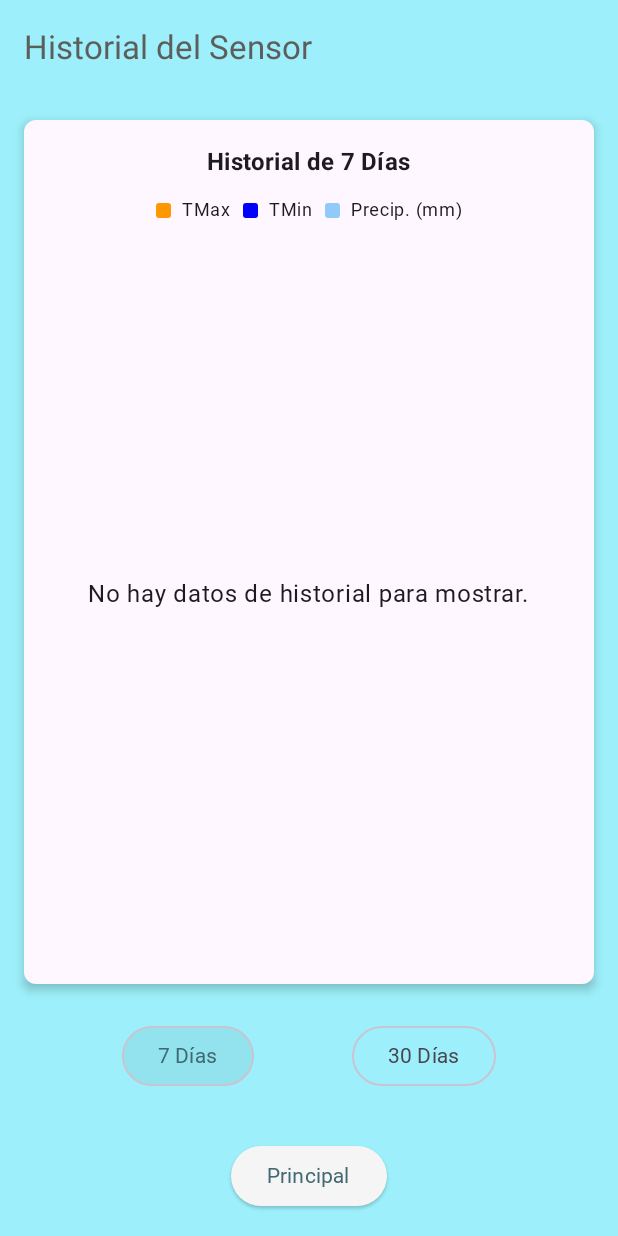
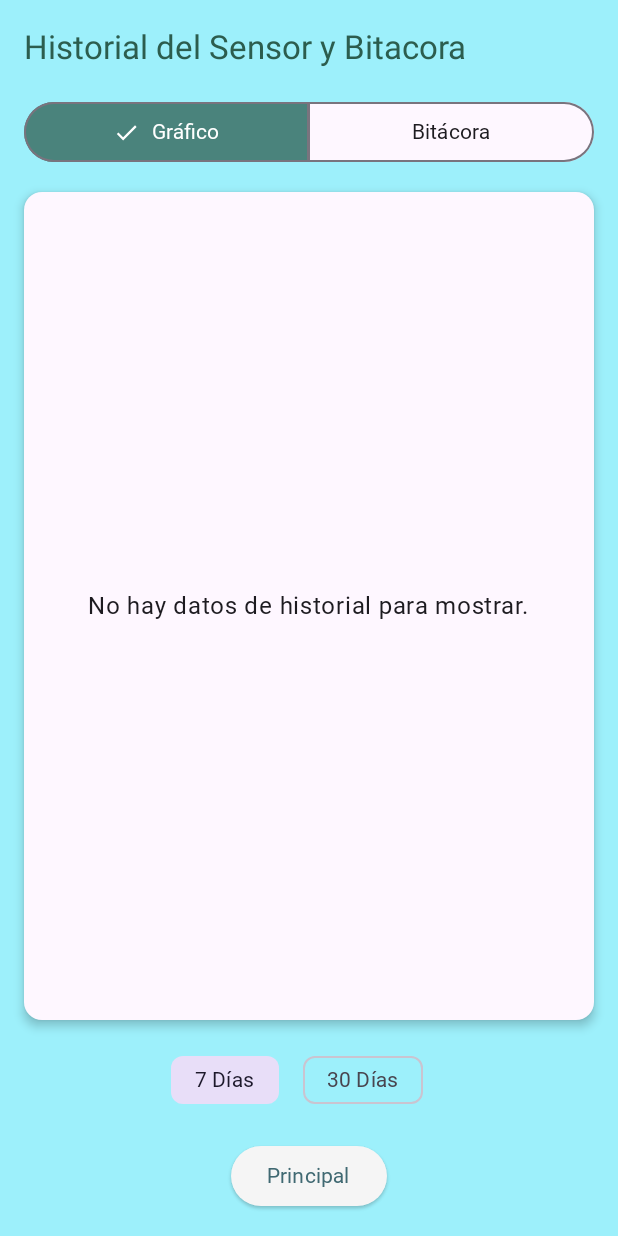
Before and after one commit to ELIDAN17/AURORA_SOS, an Android app built with Jetpack Compose: the SensorHistorialScreen screen opened through its navigation route, on a phone screen of 412 x 824 dp. Run offline under Robolectric (Android 15) with nearby library versions, the phone set to English and light mode, and no system bars; our stand-ins replace Firebase (no records; nobody signed in at launch, a user with empty details on screens opened directly); Roboto replaces fonts that are not available here.

Commit message:
Actualizacion V.2.5 modo white and dark

```diff
--- a/app/src/main/java/com/example/aurora_sos/HistorialData.kt
+++ b/app/src/main/java/com/example/aurora_sos/HistorialData.kt
@@ -5,6 +5,7 @@ import java.time.LocalDateTime
 // --- MODELOS DE DATOS COMUNES PARA GRÁFICOS ---
 
 data class HistorialEntry(
+    val fecha: String, // ¡AÑADIDO! La fecha es necesaria
     val tmin: Double,
     val tmax: Double,
     val precip: Double,
@@ -45,9 +46,4 @@ enum class RangoTiempoSensor(val texto: String, val dias: Long) {
     TREINTA_DIAS("30 Días", 30)
 }
 
-data class SensorHistorialUiState(
-    val isLoading: Boolean = true,
-    val rangoSeleccionado: RangoTiempoSensor = RangoTiempoSensor.SIETE_DIAS,
-    val datosGrafico: DatosGrafico = DatosGrafico.Vacio,
-    val error: String? = null
-)
+// Se elimina SensorHistorialUiState ya que no se usa directamente aquí
--- a/app/src/main/java/com/example/aurora_sos/SensorHistorialScreen.kt
+++ b/app/src/main/java/com/example/aurora_sos/SensorHistorialScreen.kt
@@ -1,14 +1,15 @@
 package com.example.aurora_sos
 
 import android.app.Application
+import androidx.compose.animation.AnimatedContent
 import androidx.compose.foundation.Canvas
 import androidx.compose.foundation.background
 import androidx.compose.foundation.layout.*
+import androidx.compose.foundation.lazy.LazyColumn
+import androidx.compose.foundation.lazy.items
 import androidx.compose.foundation.shape.RoundedCornerShape
 import androidx.compose.material3.*
-import androidx.compose.runtime.Composable
-import androidx.compose.runtime.collectAsState
-import androidx.compose.runtime.getValue
+import androidx.compose.runtime.*
 import androidx.compose.ui.Alignment
 import androidx.compose.ui.Modifier
 import androidx.compose.ui.geometry.Offset
@@ -27,8 +28,15 @@ import androidx.compose.ui.unit.dp
 import androidx.compose.ui.unit.sp
 import androidx.lifecycle.viewmodel.compose.viewModel
 import androidx.navigation.NavController
+import java.time.LocalDateTime
 import java.time.format.DateTimeFormatter
+import java.time.format.FormatStyle
 import kotlin.math.roundToInt
+
+private enum class HistorialVista(val texto: String) {
+    GRAFICO("Gráfico"),
+    BITACORA("Bitácora")
+}
 
 @OptIn(ExperimentalMaterial3Api::class)
 @Composable
@@ -37,129 +45,20 @@ fun SensorHistorialScreen(
     viewModel: SensorHistorialViewModel = viewModel(factory = ViewModelFactory(LocalContext.current.applicationContext as Application))
 ) {
     val uiState by viewModel.uiState.collectAsState()
-
-    val colorLineaTMax = Color(0xFFFF9800)
-    val colorLineaTMin = Color.Blue
-    val colorBarraPrecip = Color(0xFF90CAF9)
-    val etiquetaTextColor = MaterialTheme.colorScheme.onSurface
+    var vistaSeleccionada by remember { mutableStateOf(HistorialVista.GRAFICO) }
 
     Scaffold(
         topBar = {
             TopAppBar(
-                title = { Text("Historial del Sensor", color = MaterialTheme.colorScheme.onBackground) },
+                title = { Text("Historial del Sensor y Bitacora", color = MaterialTheme.colorScheme.onBackground) },
                 colors = TopAppBarDefaults.topAppBarColors(containerColor = MaterialTheme.colorScheme.background)
             )
-        }
-    ) { paddingValues ->
-        Column(
-            modifier = Modifier
-                .fillMaxSize()
-                .background(MaterialTheme.colorScheme.background)
-                .padding(paddingValues)
-                .padding(horizontal = 16.dp),
-            horizontalAlignment = Alignment.CenterHorizontally
-        ) {
-
-            Spacer(modifier = Modifier.height(16.dp))
-
-            Card(
-                modifier = Modifier
-                    .fillMaxWidth()
-                    .weight(1f),
-                shape = RoundedCornerShape(8.dp),
-                colors = CardDefaults.cardColors(containerColor = MaterialTheme.colorScheme.surface),
-                elevation = CardDefaults.cardElevation(defaultElevation = 4.dp)
-            ) {
-                Column(
-                    modifier = Modifier.fillMaxSize(),
-                    horizontalAlignment = Alignment.CenterHorizontally
-                ) {
-                    Text(
-                        text = "Historial de ${uiState.rangoSeleccionado.texto}",
-                        style = MaterialTheme.typography.titleMedium,
-                        fontWeight = FontWeight.Bold,
-                        color = MaterialTheme.colorScheme.onSurface,
-                        modifier = Modifier.padding(top = 16.dp)
-                    )
-
-                    Spacer(modifier = Modifier.height(8.dp))
-
-                    GraficoLeyendaHistorial(tmaxColor = colorLineaTMax, tminColor = colorLineaTMin, precipColor = colorBarraPrecip, textColor = etiquetaTextColor)
-
-                    Box(
-                        modifier = Modifier
-                            .fillMaxSize()
-                            .padding(start = 8.dp, end = 8.dp, top = 16.dp, bottom = 32.dp),
-                        contentAlignment = Alignment.Center
-                    ) {
-                        when {
-                            uiState.isLoading -> {
-                                CircularProgressIndicator()
-                            }
-                            uiState.error != null -> {
-                                Text(
-                                    text = uiState.error ?: "Error desconocido",
-                                    color = MaterialTheme.colorScheme.error,
-                                    textAlign = TextAlign.Center,
-                                    modifier = Modifier.padding(16.dp)
-                                )
-                            }
-                            else -> {
-                                when (val datos = uiState.datosGrafico) {
-                                    is DatosGrafico.Historial -> {
-                                        if (datos.datos.isNotEmpty()) {
-                                            GraficoLineasHistorial(
-                                                modifier = Modifier.fillMaxSize(),
-                                                datosHistorial = datos.datos,
-                                                etiquetasX = datos.etiquetas,
-                                                lineaTMaxColor = colorLineaTMax,
-                                                lineaTMinColor = colorLineaTMin,
-                                                barraPrecipColor = colorBarraPrecip,
-                                                etiquetaTextColor = etiquetaTextColor
-                                            )
-                                        } else {
-                                            Text("No hay datos de historial para mostrar.")
-                                        }
-                                    }
-                                    else -> {
-                                        Text("Seleccione un rango para ver los datos.")
-                                    }
-                                }
-                            }
-                        }
-                    }
-                }
-            }
-
-            Spacer(modifier = Modifier.height(24.dp))
-
-            Row(
-                modifier = Modifier.fillMaxWidth(),
-                horizontalArrangement = Arrangement.SpaceEvenly
-            ) {
-                RangoTiempoSensor.entries.forEach { rango ->
-                    OutlinedButton(
-                        onClick = { viewModel.seleccionarRango(rango) },
-                        colors = if (rango == uiState.rangoSeleccionado) {
-                            ButtonDefaults.outlinedButtonColors(
-                                containerColor = MaterialTheme.colorScheme.primary.copy(alpha = 0.1f),
-                                contentColor = MaterialTheme.colorScheme.primary
-                            )
-                        } else {
-                            ButtonDefaults.outlinedButtonColors()
-                        }
-                    ) {
-                        Text(rango.texto)
-                    }
-                }
-            }
-
-            Spacer(modifier = Modifier.height(32.dp))
-
+        },
+        bottomBar = {
              Row(
                 modifier = Modifier
                     .fillMaxWidth()
-                    .padding(bottom = 16.dp),
+                    .padding(vertical = 16.dp),
                 horizontalArrangement = Arrangement.SpaceEvenly
             ) {
                 ElevatedButton(
@@ -169,26 +68,137 @@ fun SensorHistorialScreen(
                 }
             }
         }
+    ) { paddingValues ->
+        Column(
+            modifier = Modifier
+                .fillMaxSize()
+                .padding(paddingValues)
+                .padding(horizontal = 16.dp),
+            horizontalAlignment = Alignment.CenterHorizontally
+        ) {
+
+            SingleChoiceSegmentedButtonRow(modifier = Modifier.fillMaxWidth()) {
+                HistorialVista.entries.forEach { vista ->
+                    SegmentedButton(
+                        colors = SegmentedButtonDefaults.colors(
+                            activeContainerColor = MaterialTheme.colorScheme.secondary,
+                            activeContentColor = MaterialTheme.colorScheme.onSecondary,
+                            inactiveContainerColor = MaterialTheme.colorScheme.surface,
+                            inactiveContentColor = MaterialTheme.colorScheme.onSurface
+                        ),
+                        shape = SegmentedButtonDefaults.itemShape(index = vista.ordinal, count = HistorialVista.entries.size),
+                        onClick = { vistaSeleccionada = vista },
+                        selected = vistaSeleccionada == vista
+                    ) {
+                        Text(vista.texto)
+                    }
+                }
+            }
+
+            Spacer(modifier = Modifier.height(16.dp))
+
+            AnimatedContent(targetState = vistaSeleccionada, label = "vista_historial") { vista ->
+                when (vista) {
+                    HistorialVista.GRAFICO -> VistaGrafico(uiState = uiState, viewModel = viewModel)
+                    HistorialVista.BITACORA -> VistaBitacora(uiState = uiState)
+                }
+            }
+        }
     }
 }
 
 @Composable
-fun GraficoLeyendaHistorial(tmaxColor: Color, tminColor: Color, precipColor: Color, textColor: Color) {
-    Row(
+private fun VistaGrafico(uiState: SensorHistorialUiState, viewModel: SensorHistorialViewModel) {
+    Column(horizontalAlignment = Alignment.CenterHorizontally, modifier = Modifier.fillMaxHeight()) {
+        Card(
             modifier = Modifier
                 .fillMaxWidth()
-            .padding(horizontal = 16.dp),
+                .weight(1f),
+            colors = CardDefaults.cardColors(containerColor = MaterialTheme.colorScheme.surface),
+            elevation = CardDefaults.cardElevation(4.dp)
+        ) {
+             if (uiState.isLoading) {
+                Box(Modifier.fillMaxSize(), contentAlignment = Alignment.Center) { CircularProgressIndicator() }
+            } else if (uiState.error != null) {
+                Box(Modifier.fillMaxSize(), contentAlignment = Alignment.Center) { Text(uiState.error!!, color = Color.Red, textAlign = TextAlign.Center, modifier = Modifier.padding(16.dp)) }
+            } else if (uiState.datosGrafico is DatosGrafico.Historial && uiState.datosGrafico.datos.isNotEmpty()) {
+                 GraficoLineasHistorial(
+                    modifier = Modifier.fillMaxSize().padding(16.dp),
+                    datosHistorial = uiState.datosGrafico.datos,
+                    etiquetasX = uiState.datosGrafico.etiquetas
+                )
+            } else {
+                 Box(Modifier.fillMaxSize(), contentAlignment = Alignment.Center) { Text("No hay datos de historial para mostrar.") }
+            }
+        }
+
+        Spacer(modifier = Modifier.height(16.dp))
+
+        Row(
+            modifier = Modifier.fillMaxWidth(),
             horizontalArrangement = Arrangement.Center,
             verticalAlignment = Alignment.CenterVertically
         ) {
-        Box(modifier = Modifier.size(10.dp).background(tmaxColor, RoundedCornerShape(2.dp)))
-        Text(" TMax", fontSize = 12.sp, modifier = Modifier.padding(start = 4.dp, end = 8.dp), color = textColor)
+            RangoTiempoSensor.entries.forEach { rango ->
+                FilterChip(
+                    selected = uiState.rangoSeleccionado == rango,
+                    onClick = { viewModel.seleccionarRango(rango) },
+                    label = { Text(rango.texto) }
+                )
+                Spacer(modifier = Modifier.width(16.dp))
+            }
+        }
+    }
+}
 
-        Box(modifier = Modifier.size(10.dp).background(tminColor, RoundedCornerShape(2.dp)))
-        Text(" TMin", fontSize = 12.sp, modifier = Modifier.padding(start = 4.dp, end = 8.dp), color = textColor)
+@Composable
+private fun VistaBitacora(uiState: SensorHistorialUiState) {
+    if (uiState.isLoading && uiState.eventosTendencia.isEmpty()) {
+        Box(modifier = Modifier.fillMaxSize(), contentAlignment = Alignment.Center) { CircularProgressIndicator() }
+        return
+    }
+    if (uiState.eventosTendencia.isEmpty()) {
+        Box(modifier = Modifier.fillMaxSize(), contentAlignment = Alignment.Center) {
+            Text("No hay eventos de tendencia registrados.", textAlign = TextAlign.Center, modifier = Modifier.padding(16.dp))
+        }
+        return
+    }
 
-        Box(modifier = Modifier.size(10.dp).background(precipColor, RoundedCornerShape(2.dp)))
-        Text(" Precip. (mm)", fontSize = 12.sp, modifier = Modifier.padding(start = 4.dp), color = textColor)
+    LazyColumn(modifier = Modifier.fillMaxSize()) {
+        items(uiState.eventosTendencia) { evento ->
+            val fechaHora = try {
+                LocalDateTime.parse(evento.timestamp, DateTimeFormatter.ISO_DATE_TIME)
+                    .format(DateTimeFormatter.ofLocalizedDateTime(FormatStyle.MEDIUM, FormatStyle.SHORT))
+            } catch (e: Exception) {
+                evento.timestamp
+            }
+
+            Card(
+                modifier = Modifier
+                    .fillMaxWidth()
+                    .padding(vertical = 4.dp),
+                elevation = CardDefaults.cardElevation(2.dp)
+            ) {
+                Row(
+                    modifier = Modifier.padding(12.dp),
+                    verticalAlignment = Alignment.CenterVertically
+                ) {
+                    Text(
+                        text = fechaHora,
+                        style = MaterialTheme.typography.bodySmall,
+                        color = MaterialTheme.colorScheme.onSurface.copy(alpha = 0.7f),
+                        modifier = Modifier.weight(0.4f)
+                    )
+                    Spacer(modifier = Modifier.width(8.dp))
+                    Text(
+                        text = evento.mensaje,
+                        style = MaterialTheme.typography.bodyMedium,
+                        fontWeight = FontWeight.SemiBold,
+                        modifier = Modifier.weight(0.6f)
+                    )
+                }
+            }
+        }
     }
 }
 
@@ -197,10 +207,10 @@ fun GraficoLineasHistorial(
     modifier: Modifier = Modifier,
     datosHistorial: List<HistorialEntry>,
     etiquetasX: List<String>,
-    lineaTMaxColor: Color,
-    lineaTMinColor: Color,
-    barraPrecipColor: Color,
-    etiquetaTextColor: Color
+    lineaTMaxColor: Color = Color(0xFFFF9800),
+    lineaTMinColor: Color = Color.Blue,
+    barraPrecipColor: Color = Color(0xFF90CAF9),
+    etiquetaTextColor: Color = MaterialTheme.colorScheme.onSurface
 ) {
     if (datosHistorial.isEmpty()) return
 
@@ -237,7 +247,7 @@ fun GraficoLineasHistorial(
         }
 
         val estiloEtiquetaPrecip = TextStyle(fontSize = 10.sp, color = barraPrecipColor.copy(alpha = 0.8f), textAlign = TextAlign.Start)
-        val maxPrecip = datosHistorial.maxOfOrNull { it.precip }?.toFloat() ?: 0f
+        val maxPrecip = datosHistorial.maxOfOrNull { it.precip.toFloat() } ?: 0f
         if (maxPrecip > 0f) {
             (0..4).forEach { i ->
                 val precipValor = (i / 4f) * maxPrecip
--- a/app/src/main/java/com/example/aurora_sos/SensorHistorialViewModel.kt
+++ b/app/src/main/java/com/example/aurora_sos/SensorHistorialViewModel.kt
@@ -1,7 +1,6 @@
 package com.example.aurora_sos
 
 import android.app.Application
-import android.util.Log
 import androidx.lifecycle.AndroidViewModel
 import androidx.lifecycle.viewModelScope
 import com.google.firebase.database.DataSnapshot
@@ -16,84 +15,75 @@ import kotlinx.coroutines.launch
 import java.time.LocalDate
 import java.time.format.DateTimeFormatter
 
+// --- Modelo de UI ---
+data class SensorHistorialUiState(
+    val isLoading: Boolean = true,
+    val error: String? = null,
+    val datosGrafico: DatosGrafico = DatosGrafico.Vacio,
+    val rangoSeleccionado: RangoTiempoSensor = RangoTiempoSensor.SIETE_DIAS,
+    val eventosTendencia: List<TendenciaEvento> = emptyList()
+)
+
+// --- ViewModel ---
 class SensorHistorialViewModel(application: Application) : AndroidViewModel(application) {
-
     private val _uiState = MutableStateFlow(SensorHistorialUiState())
     val uiState = _uiState.asStateFlow()
 
-    private var datosHistorialCache: Map<LocalDate, SensorHistorial>? = null
+    private val database = Firebase.database("https://aurorasos-default-rtdb.firebaseio.com/")
+    private val historialRef = database.getReference("historial")
+    private val eventosRef = database.getReference("eventos_tendencia")
 
     init {
-        obtenerHistorialFirebase {
         seleccionarRango(RangoTiempoSensor.SIETE_DIAS)
-        }
+        cargarEventosDeTendencia()
     }
 
     fun seleccionarRango(rango: RangoTiempoSensor) {
         _uiState.update { it.copy(rangoSeleccionado = rango, isLoading = true, error = null) }
         viewModelScope.launch {
-            procesarDatosHistorial(rango.dias)
+            obtenerHistorialSensor(rango)
         }
     }
 
-    private fun obtenerHistorialFirebase(onComplete: () -> Unit) {
-        val database = Firebase.database("https://aurorasos-default-rtdb.firebaseio.com/")
-        val historialRef = database.getReference("historial")
-        val formatter = DateTimeFormatter.ofPattern("yyyy-MM-dd")
-
-        historialRef.addListenerForSingleValueEvent(object : ValueEventListener {
+    private fun cargarEventosDeTendencia() {
+        eventosRef.orderByKey().limitToLast(50)
+            .addListenerForSingleValueEvent(object : ValueEventListener {
                 override fun onDataChange(snapshot: DataSnapshot) {
-                try {
-                    val dataMapa = mutableMapOf<LocalDate, SensorHistorial>()
-                    snapshot.children.forEach { fechaSnapshot ->
-                        val fechaKeyStr = fechaSnapshot.key ?: return@forEach
-                        try {
-                            val fecha = LocalDate.parse(fechaKeyStr, formatter)
-                            val historial = fechaSnapshot.getValue(SensorHistorial::class.java)
-                            if (historial != null) {
-                                dataMapa[fecha] = historial
-                            }
-                        } catch (e: Exception) {
-                            Log.w("SensorHistorialViewModel", "Error al parsear datos para $fechaKeyStr", e)
-                        }
-                    }
-                    datosHistorialCache = dataMapa.toSortedMap()
-                } catch (e: Exception) {
-                    _uiState.update { it.copy(error = "Error al leer el historial.") }
-                } finally {
-                    onComplete()
-                }
+                    val eventos = snapshot.children.mapNotNull { it.getValue(TendenciaEvento::class.java) }
+                    _uiState.update { it.copy(eventosTendencia = eventos.reversed()) }
                 }
 
                 override fun onCancelled(error: DatabaseError) {
-                _uiState.update { it.copy(isLoading = false, error = "No se pudo acceder a la base de datos.") }
-                onComplete()
+                     _uiState.update { it.copy(error = "No se pudieron cargar los eventos de tendencia.") }
                 }
             })
     }
 
-    private fun procesarDatosHistorial(dias: Long) {
-        val cache = datosHistorialCache
-        if (cache == null) {
-            _uiState.update { it.copy(isLoading = false, error = "El historial aún no está disponible.") }
-            return
+    private fun obtenerHistorialSensor(rango: RangoTiempoSensor) {
+        val diasAtras = rango.dias
+        val fechaInicio = LocalDate.now().minusDays(diasAtras)
+        val formatter = DateTimeFormatter.ofPattern("yyyy-MM-dd")
+
+        historialRef.orderByKey().startAt(fechaInicio.format(formatter))
+            .addListenerForSingleValueEvent(object : ValueEventListener {
+                override fun onDataChange(snapshot: DataSnapshot) {
+                    val historial = snapshot.children.mapNotNull { data ->
+                        val fecha = data.key ?: return@mapNotNull null
+                        val entry = data.getValue(SensorHistorial::class.java) ?: return@mapNotNull null
+                        // ¡CORREGIDO! Se incluye la fecha en la creación del objeto
+                        HistorialEntry(fecha, entry.tmin, entry.tmax, entry.precip.toDouble(), entry.rocioMin)
+                    }
+                    val etiquetas = historial.map { it.fecha.substring(5) } // Ahora 'it.fecha' existe
+
+                    _uiState.update { it.copy(
+                        isLoading = false,
+                        datosGrafico = DatosGrafico.Historial(historial, etiquetas)
+                    ) }
                 }
 
-        val hoy = LocalDate.now()
-        val fechaLimite = hoy.minusDays(dias)
-
-        val datosFiltrados = cache
-            .filterKeys { it.isAfter(fechaLimite) && !it.isAfter(hoy) }
-            .toSortedMap()
-
-        // --- CORRECCIÓN AQUÍ ---
-        val datosParaGrafico = datosFiltrados.values.toList().map {
-            HistorialEntry(it.tmin, it.tmax, it.precip.toDouble(), it.rocioMin)
+                override fun onCancelled(error: DatabaseError) {
+                    _uiState.update { it.copy(isLoading = false, error = "No se pudo cargar el historial.") }
                 }
-        val etiquetas = datosFiltrados.keys.map { it.format(DateTimeFormatter.ofPattern("dd/MM")) }
-
-        _uiState.update {
-            it.copy(isLoading = false, datosGrafico = DatosGrafico.Historial(datosParaGrafico, etiquetas))
+            })
     }
 }
-}
--- a/app/src/main/java/com/example/aurora_sos/ui/theme/Color.kt
+++ b/app/src/main/java/com/example/aurora_sos/ui/theme/Color.kt
@@ -6,14 +6,14 @@ val PetroleumGreen15 = Color(0xFF024850)
 val PetroleumGreen35 = Color(0xFF004f56)
 val PetroleumGreen40 = Color(0xFF406972)
 val PetroleumGreen45 = Color(0xFFcde7eb)
-val PetroleumGreen60 = Color(0xFF4a6366)
+val PetroleumGreen60 = Color(0xFF4A837C)
 val PetroleumGreen80 = Color(0xFF81d3de)
 val PetroleumGreen85 = Color(0xFFb1cbcf)
 val PetroleumGreen90 = Color(0xFF9df0fb)
 val PetroleumGreen100 = Color(0xFFffffff)
 
-val Gray5 = Color(0xFF2C6B6B)
+val Gray5 = Color(0xFF275656)
 val Gray10 = Color(0xFF22393B)
-val Gray50 = Color(0xFF5d5d5c)
+val Gray50 = Color(0xFF2C5D4E)
 val Gray80 = Color(0xFFe9eff0)
 val Gray90 = Color(0xFFf5f5f5)
```
Also changed, not shown: app/src/main/java/com/example/aurora_sos/PrincipalViewModel.kt (+25 -4 lines). Lines whose indentation alone changed are shown as unchanged.
